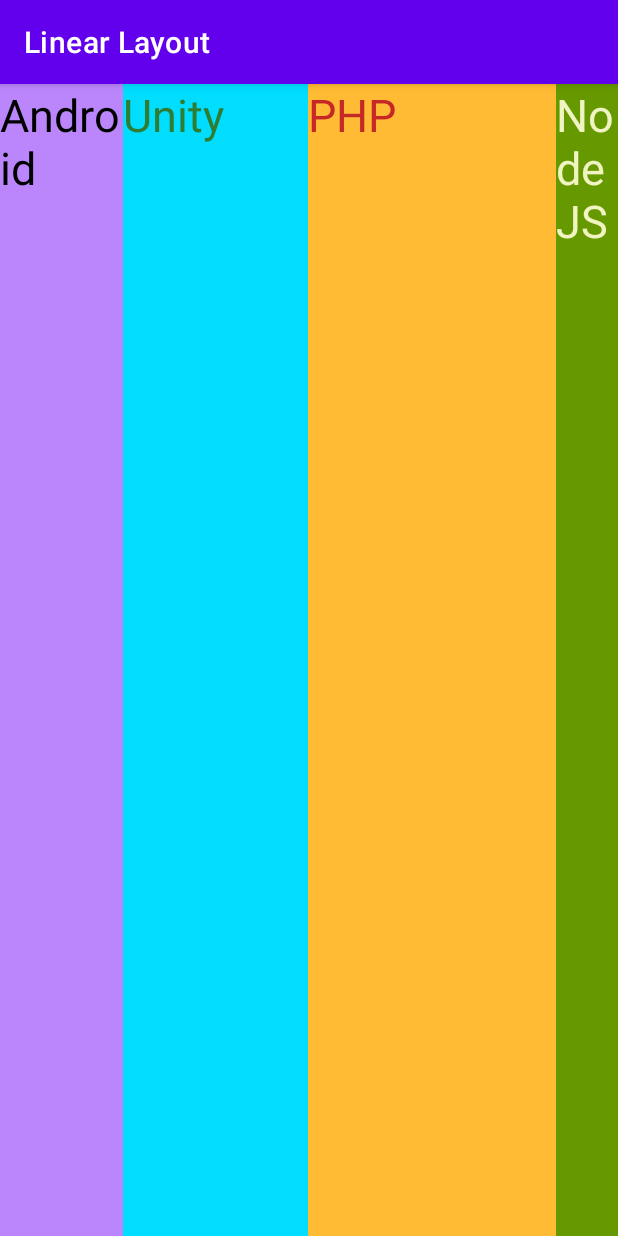
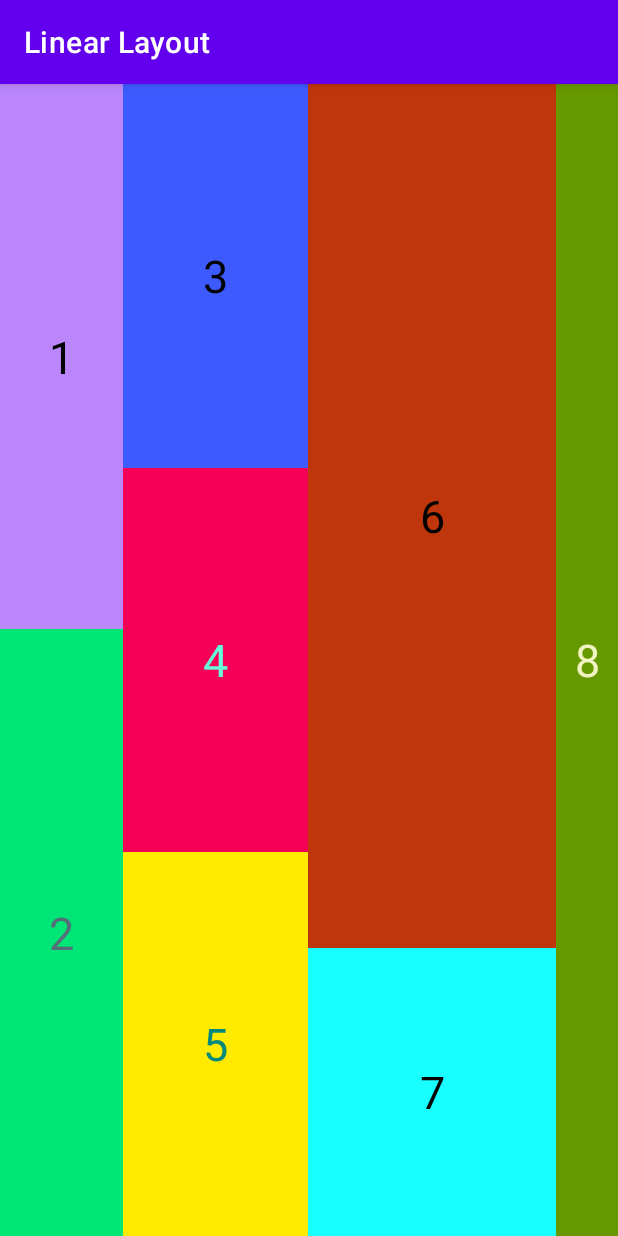
Before and after one commit to trungit2001/android-viewgroup, an Android app: the screen it shows after launch (MainActivity), on a phone screen of 412 x 824 dp. Run offline under Robolectric (Android 15) with nearby library versions, the phone set to English and light mode, and no system bars.

Commit message:
Linear layout with difference width and height

```diff
--- a/linear-layout/app/src/main/res/layout/activity_main.xml
+++ b/linear-layout/app/src/main/res/layout/activity_main.xml
@@ -5,39 +5,106 @@
     android:layout_height="match_parent"
     android:orientation="horizontal">
 
-    <TextView
+    <LinearLayout
+        android:orientation="vertical"
         android:layout_weight="2"
         android:layout_width="0dp"
-        android:layout_height="match_parent"
-        android:text="Android"
+        android:layout_height="match_parent">
+        <TextView
+            android:layout_weight="1"
+            android:gravity="center"
+            android:text="1"
             android:textSize="30sp"
             android:textColor="@color/black"
-        android:background="@color/purple_200"/>
+            android:background="@color/purple_200"
+            android:layout_width="match_parent"
+            android:layout_height="0dp"/>
 
         <TextView
+            android:layout_width="match_parent"
+            android:layout_height="wrap_content"
+            android:layout_weight="1"
+            android:background="#00E676"
+            android:gravity="center"
+            android:text="2"
+            android:textColor="#546E7A"
+            android:textSize="30sp" />
+    </LinearLayout>
+
+    <LinearLayout
+        android:orientation="vertical"
         android:layout_weight="3"
         android:layout_width="0dp"
-        android:layout_height="match_parent"
-        android:background="@android:color/holo_blue_bright"
-        android:text="Unity"
-        android:textColor="#2E7D32"
+        android:layout_height="match_parent">
+
+        <TextView
+            android:layout_width="match_parent"
+            android:layout_height="0dp"
+            android:layout_weight="1"
+            android:gravity="center"
+            android:background="#3D5AFE"
+            android:text="3"
+            android:textColor="@color/black"
             android:textSize="30sp"/>
 
         <TextView
+            android:layout_width="match_parent"
+            android:layout_height="0dp"
+            android:layout_gravity="center"
+            android:layout_weight="1"
+            android:background="#F50057"
+            android:text="4"
+            android:gravity="center"
+            android:textColor="#64FFDA"
+            android:textSize="30sp" />
+
+        <TextView
+            android:layout_width="match_parent"
+            android:layout_height="0dp"
+            android:layout_weight="1"
+            android:background="#FFEA00"
+            android:text="5"
+            android:gravity="center"
+            android:textColor="#00897B"
+            android:textSize="30sp"
+            android:layout_gravity="center"/>
+    </LinearLayout>
+
+    <LinearLayout
+        android:orientation="vertical"
         android:layout_weight="4"
         android:layout_width="0dp"
-        android:layout_height="match_parent"
-        android:background="@android:color/holo_orange_light"
-        android:text="PHP"
-        android:textColor="#C62828"
+        android:layout_height="match_parent">
+
+        <TextView
+            android:layout_width="match_parent"
+            android:layout_height="0dp"
+            android:layout_weight="3"
+            android:gravity="center"
+            android:background="#BF360C"
+            android:text="6"
+            android:textColor="@color/black"
             android:textSize="30sp"/>
+
+        <TextView
+            android:layout_width="match_parent"
+            android:layout_height="0dp"
+            android:layout_gravity="center"
+            android:layout_weight="1"
+            android:background="#18FFFF"
+            android:text="7"
+            android:gravity="center"
+            android:textColor="@color/black"
+            android:textSize="30sp" />
+    </LinearLayout>
 
     <TextView
         android:layout_weight="1"
         android:layout_width="0dp"
         android:layout_height="match_parent"
         android:background="@android:color/holo_green_dark"
-        android:text="NodeJS"
+        android:text="8"
+        android:gravity="center"
         android:textColor="#F0F4C3"
         android:textSize="30sp"/>
 </LinearLayout>
```
Also changed, not shown: 2 other files. Lines whose indentation alone changed are shown as unchanged.
